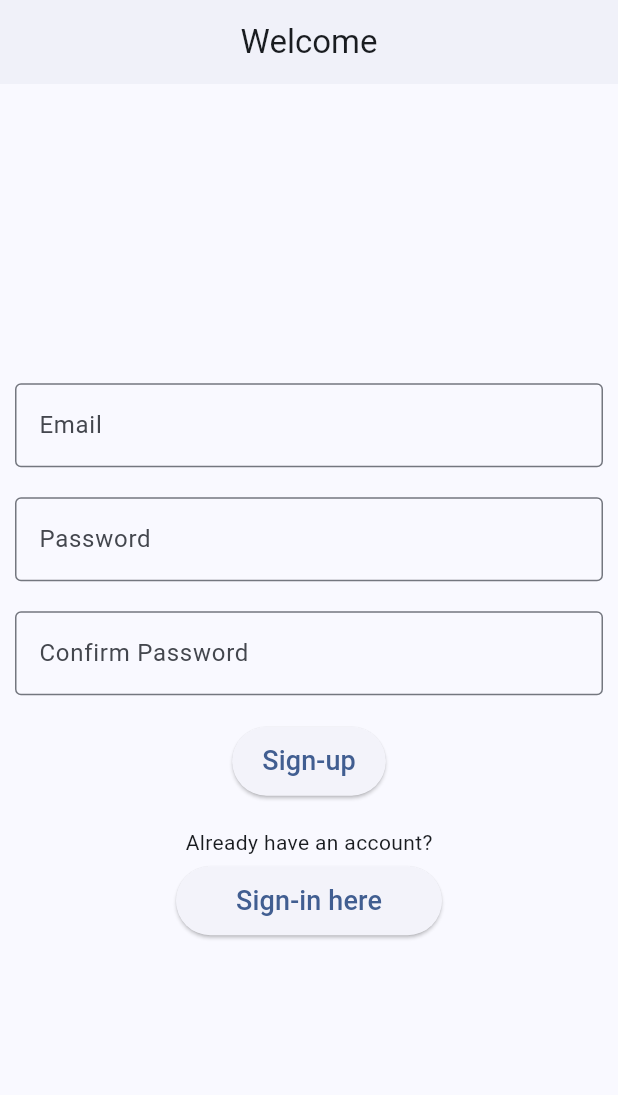
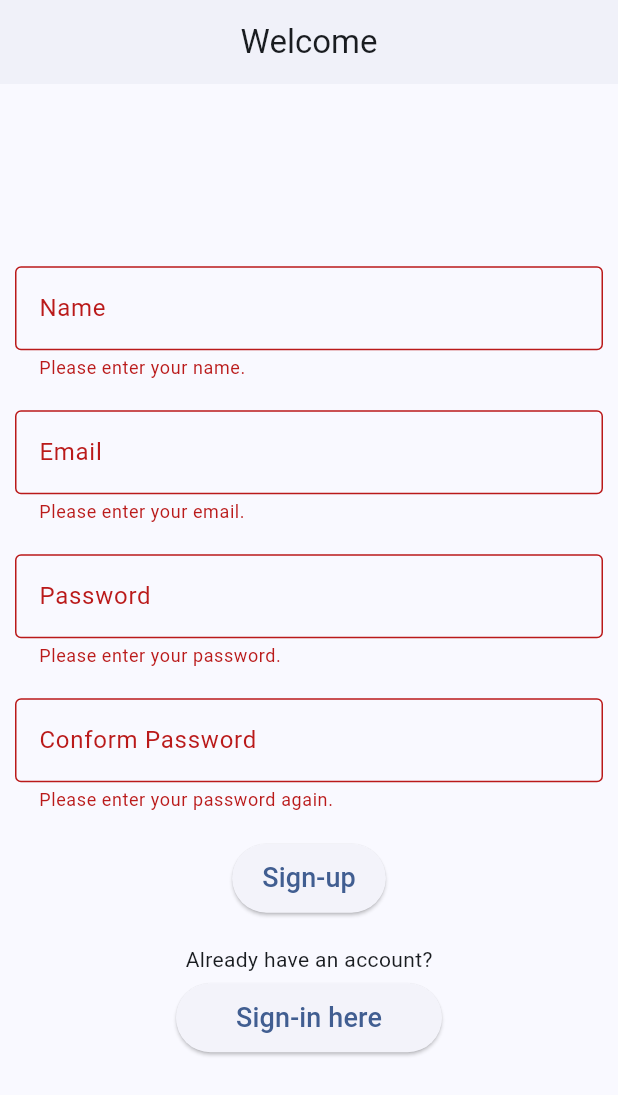
Before and after one commit to akodali9/todo_list, a Flutter app: the screen it shows after launch, after a tap on "Sign-up", on a phone screen of 412 x 824 dp. Shown: the top 1095 px of the screen. Run offline on Flutter 3.47's test engine with Material 2 defaults, Android fonts, the phone set to English and light mode, and no system bars; our stand-ins replace shared_preferences; network calls fail.

```diff
--- a/lib/features/auth/auth_screen.dart
+++ b/lib/features/auth/auth_screen.dart
@@ -12,14 +12,18 @@ class AuthScreen extends StatefulWidget {
 }
 
 class _AuthScreenState extends State<AuthScreen> {
-  TextEditingController emailcontroller = TextEditingController(text: "");
-  TextEditingController passwordcontroller = TextEditingController(text: "");
-  TextEditingController conformpasswordcontroller =
-      TextEditingController(text: "");
-  String password_dummy = "";
+  TextEditingController usernamecontroller = TextEditingController();
+  TextEditingController emailcontroller = TextEditingController();
+  TextEditingController passwordcontroller = TextEditingController();
+  TextEditingController conformpasswordcontroller = TextEditingController();
+  String passwordDummy = "";
+  String conformpasswordDummy = "";
   bool showpass = true;
   bool conformshowpass = true;
   bool showSignup = true;
+
+  final fromKey = GlobalKey<FormState>();
+  bool checkpass = false;
   @override
   void initState() {
     super.initState();
@@ -40,9 +44,33 @@ class _AuthScreenState extends State<AuthScreen> {
               padding: const EdgeInsets.all(10.0),
               child: showSignup
                   ? Form(
+                      key: fromKey,
                       child: Column(
                         children: [
                           TextFormField(
+                            validator: (value) {
+                              if (value == null || value.isEmpty) {
+                                return "Please enter your name.";
+                              }
+                              return null;
+                            },
+                            decoration: const InputDecoration(
+                              label: Text("Name"),
+                              border: OutlineInputBorder(),
+                            ),
+                            controller: usernamecontroller,
+                          ),
+                          const SizedBox(
+                            height: 20,
+                          ),
+                          TextFormField(
+                            // key: emailKey,
+                            validator: (value) {
+                              if (value == null || value.isEmpty) {
+                                return "Please enter your email.";
+                              }
+                              return null;
+                            },
                             decoration: const InputDecoration(
                               label: Text("Email"),
                               border: OutlineInputBorder(),
@@ -53,15 +81,27 @@ class _AuthScreenState extends State<AuthScreen> {
                             height: 20,
                           ),
                           TextFormField(
+                            validator: (value) {
+                              if (value == null || value.isEmpty) {
+                                return "Please enter your password.";
+                              }
+                              // if (passwordcontroller.text !=
+                              //         conformpasswordcontroller.text &&
+                              //     checkpass == true) {
+                              //   return "Entered passwords are not alike.";
+                              // }
+                              return null;
+                            },
                             obscureText: showpass,
                             enableSuggestions: false,
                             autocorrect: false,
                             onChanged: (passval) {
-                              passwordcontroller.value =
-                                  TextEditingValue(text: passval);
+                              setState(() {
+                                passwordDummy = passval;
+                              });
                             },
                             decoration: InputDecoration(
-                                suffixIcon: passwordcontroller.text != ""
+                                suffixIcon: passwordDummy != ""
                                     ? IconButton(
                                         icon: showpass
                                             ? const Icon(Icons.remove_red_eye)
@@ -87,15 +127,28 @@ class _AuthScreenState extends State<AuthScreen> {
                             height: 20,
                           ),
                           TextFormField(
+                            validator: (value) {
+                              if (value == null || value.isEmpty) {
+                                return "Please enter your password again.";
+                              }
+
+                              if (passwordcontroller.text != value &&
+                                  checkpass == true) {
+                                return "Entered passwords are not alike.";
+                              }
+
+                              return null;
+                            },
                             obscureText: conformshowpass,
                             enableSuggestions: false,
                             autocorrect: false,
                             onChanged: (passval) {
-                              conformpasswordcontroller.value =
-                                  TextEditingValue(text: passval);
+                              setState(() {
+                                conformpasswordDummy = passval;
+                              });
                             },
                             decoration: InputDecoration(
-                                suffixIcon: conformpasswordcontroller.text != ""
+                                suffixIcon: conformpasswordDummy != ""
                                     ? IconButton(
                                         icon: conformshowpass
                                             ? const Icon(Icons.remove_red_eye)
@@ -114,7 +167,7 @@ class _AuthScreenState extends State<AuthScreen> {
                                     : const SizedBox(),
                                 // label: const Text("Password"),
                                 border: const OutlineInputBorder(),
-                                labelText: "Confirm Password"),
+                                labelText: "Conform Password"),
                             controller: conformpasswordcontroller,
                           ),
                           const SizedBox(
@@ -128,16 +181,23 @@ class _AuthScreenState extends State<AuthScreen> {
                               ),
                             ),
                             onPressed: () async {
+                              if (passwordDummy != "") {
+                                setState(() {
+                                  checkpass = true;
+                                });
+                              } else if (passwordDummy == "") {
+                                setState(() {
+                                  checkpass = false;
+                                });
+                              }
+
+                              if (fromKey.currentState!.validate()) {
                                 final userCred = User(
+                                    username: usernamecontroller.text,
                                     email: emailcontroller.text,
                                     password: passwordcontroller.text);
-                              final response = await AuthService.postSignup(
-                                  userCred, context);
-                              // if (context.mounted) {
-                              //   await Provider.of<UserProvider>(context,
-                              //           listen: false)
-                              //       .updatetoken(response['token']);
-                              // }
+                                await AuthService.postSignup(userCred, context);
+                              }
                             },
                             child: const Text(
                               "Sign-up",
@@ -162,10 +222,13 @@ class _AuthScreenState extends State<AuthScreen> {
                             ),
                             onPressed: () {
                               setState(() {
+                                fromKey.currentState?.reset();
                                 showSignup = false;
                                 emailcontroller.clear();
                                 passwordcontroller.clear();
                                 conformpasswordcontroller.clear();
+                                conformpasswordDummy = "";
+                                passwordDummy = "";
                               });
                             },
                             child: const Text(
@@ -179,11 +242,18 @@ class _AuthScreenState extends State<AuthScreen> {
                       ),
                     )
                   : Form(
+                      key: fromKey,
                       child: Column(
                         crossAxisAlignment: CrossAxisAlignment.center,
                         mainAxisAlignment: MainAxisAlignment.center,
                         children: [
                           TextFormField(
+                            validator: (value) {
+                              if (value == null || value.isEmpty) {
+                                return "Please enter your email";
+                              }
+                              return null;
+                            },
                             decoration: const InputDecoration(
                               label: Text("Email"),
                               border: OutlineInputBorder(),
@@ -194,19 +264,22 @@ class _AuthScreenState extends State<AuthScreen> {
                             height: 20,
                           ),
                           TextFormField(
+                            validator: (value) {
+                              if (value == null || value.isEmpty) {
+                                return "Please enter your password";
+                              }
+                              return null;
+                            },
                             obscureText: showpass,
                             enableSuggestions: false,
                             autocorrect: false,
                             onChanged: (passval) {
-                              // setState(() {
-                              //   password_dummy = passval;
-                              // });
-
-                              passwordcontroller.value =
-                                  TextEditingValue(text: passval);
+                              setState(() {
+                                passwordDummy = passval;
+                              });
                             },
                             decoration: InputDecoration(
-                                suffixIcon: passwordcontroller.text != ""
+                                suffixIcon: passwordDummy != ""
                                     ? IconButton(
                                         icon: showpass
                                             ? const Icon(Icons.remove_red_eye)
@@ -239,6 +312,17 @@ class _AuthScreenState extends State<AuthScreen> {
                               ),
                             ),
                             onPressed: () async {
+                              if (passwordDummy != "") {
+                                setState(() {
+                                  checkpass = true;
+                                });
+                              } else if (passwordDummy == "") {
+                                setState(() {
+                                  checkpass = false;
+                                });
+                              }
+
+                              if (fromKey.currentState!.validate()) {
                                 final userCred = User(
                                     email: emailcontroller.text,
                                     password: passwordcontroller.text);
@@ -248,6 +332,7 @@ class _AuthScreenState extends State<AuthScreen> {
                                   await Provider.of<UserProvider>(context,
                                           listen: false)
                                       .updatetoken(response['token']);
+                                }
                               }
                             },
                             child: const Text(
@@ -276,6 +361,7 @@ class _AuthScreenState extends State<AuthScreen> {
                                 showSignup = true;
                                 emailcontroller.clear();
                                 passwordcontroller.clear();
+                                passwordDummy = "";
                               });
                             },
                             child: const Text(
--- a/lib/models/user.dart
+++ b/lib/models/user.dart
@@ -30,5 +30,6 @@ class User {
 
   String toJson() => json.encode(toMap());
 
-  factory User.fromJson(String source) => User.fromMap(json.decode(source) as Map<String, dynamic>);
+  factory User.fromJson(String source) =>
+      User.fromMap(json.decode(source) as Map<String, dynamic>);
 }
--- a/lib/providers/global_variables.dart
+++ b/lib/providers/global_variables.dart
@@ -1 +1 @@
-String localuri = "http://192.168.0.38:3000";
+String localuri = "http://172.18.209.52:3000";
```
Also changed, not shown: lib/components/alert_custom.dart (+6 -1 lines), lib/features/auth/auth_service.dart (+12 -1 lines), 2 other files. Lines whose indentation alone changed are shown as unchanged.
